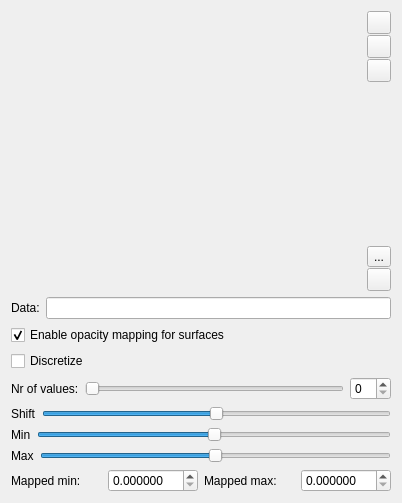
Before: the Qt Designer form MorphoDig/Qt/mqColorOpacityEditorWidget.ui in morphomuseum/MorphoDig, drawn with Qt 5.
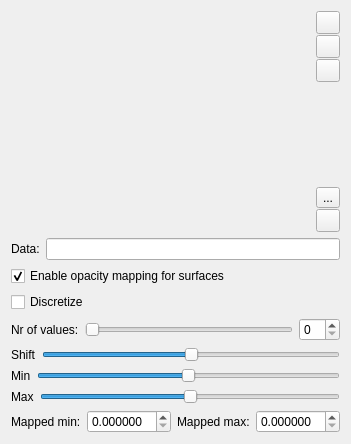
After: the same form once the commit is applied. Icons and pictures are not drawn. Custom widgets are drawn as their Qt base class.

Diff of the .ui file:
```diff
--- a/MorphoDig/Qt/mqColorOpacityEditorWidget.ui
+++ b/MorphoDig/Qt/mqColorOpacityEditorWidget.ui
@@ -6,8 +6,8 @@
    <rect>
     <x>0</x>
     <y>0</y>
-    <width>402</width>
-    <height>503</height>
+    <width>334</width>
+    <height>444</height>
    </rect>
   </property>
   <property name="windowTitle">
@@ -76,6 +76,12 @@
            <height>30</height>
           </size>
          </property>
+         <property name="maximumSize">
+          <size>
+           <width>16777215</width>
+           <height>80</height>
+          </size>
+         </property>
         </widget>
        </item>
       </layout>
```
